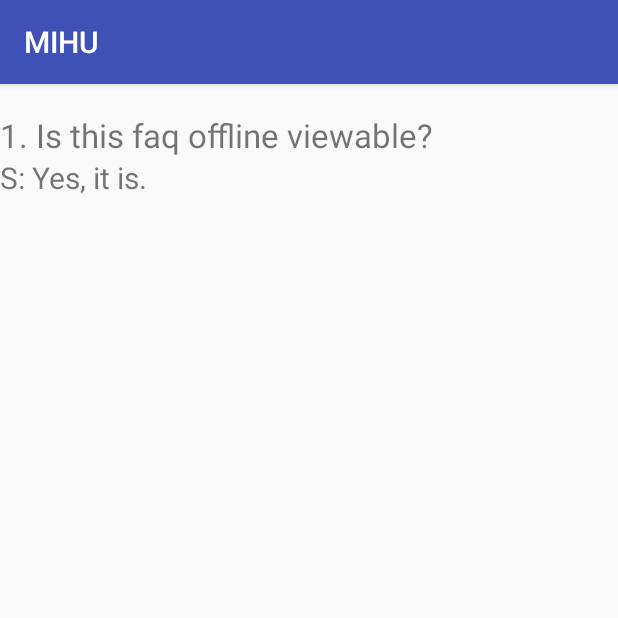
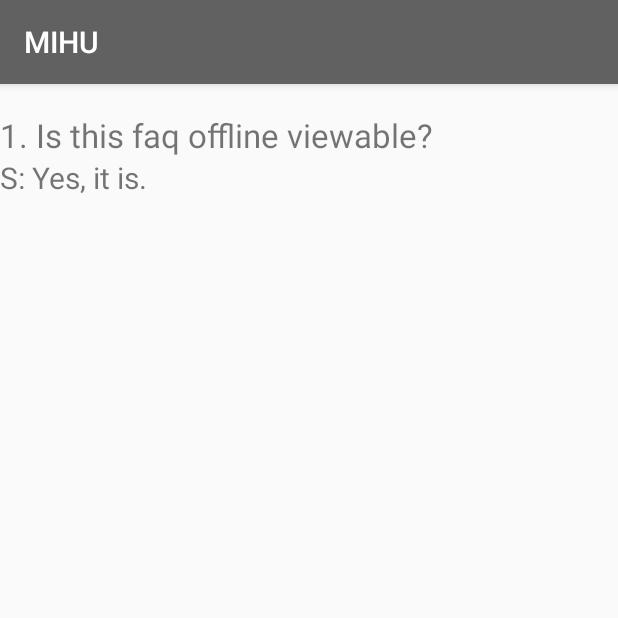
Before and after one commit to PSNAppz/MIHUAndroid, an Android app: the FAQ screen opened directly, with no data from a screen before it, on a phone screen of 412 x 824 dp, the top half of it. Run offline under Robolectric (Android 15) with nearby library versions, the phone set to English and light mode, and no system bars.

Commit message:
Update 1.2
* Fixed onBackPressed( )
* Fixed Colors

```diff
--- a/app/src/main/res/values/colors.xml
+++ b/app/src/main/res/values/colors.xml
@@ -1,7 +1,7 @@
 <?xml version="1.0" encoding="utf-8"?>
 <resources>
-    <color name="colorPrimary">#3F51B5</color>
-    <color name="colorPrimaryDark">#303F9F</color>
+    <color name="colorPrimary">#616161</color>
+    <color name="colorPrimaryDark">#373737</color>
     <color name="colorAccent">#FF4081</color>
 
     <color name="black_overlay">#66000000</color>
```
Also changed, not shown: app/src/main/java/in/ac/amrita/mihu/MainActivity.java (+6 -1 lines).
